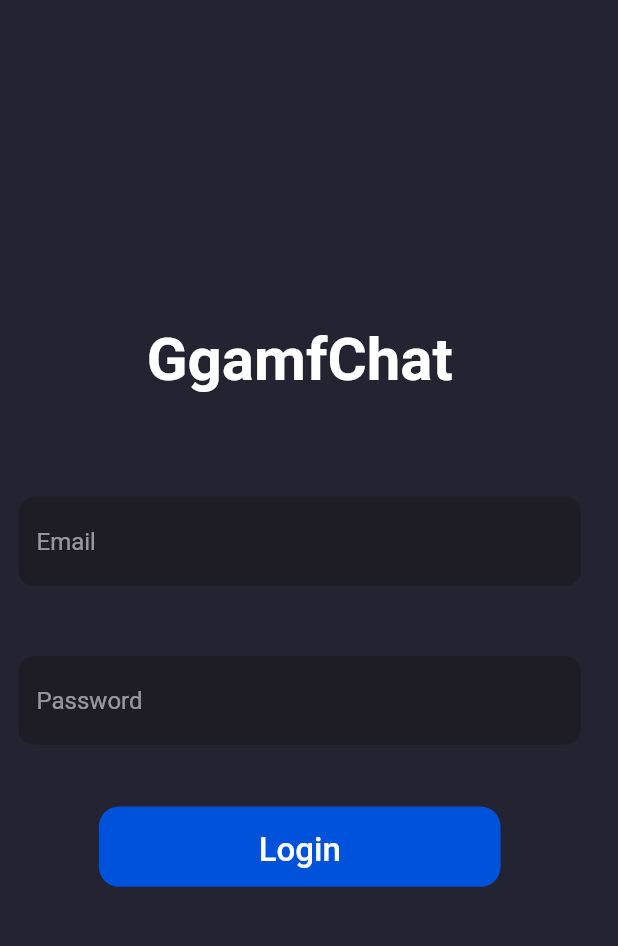
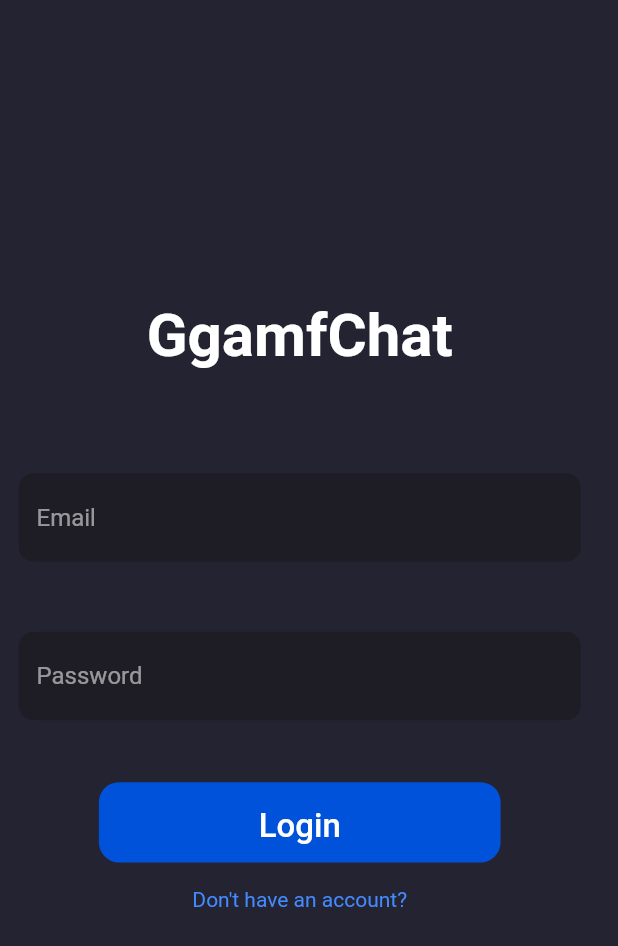
Before and after one commit to BeomyoonHeo/flutter_firestore_chatting_practice, a Flutter app: the screen it shows after launch, on a phone screen of 412 x 824 dp. Shown: the top 946 px of the screen. Run offline on Flutter 3.47's test engine with Material 2 defaults, Android fonts, the phone set to English and light mode, and no system bars; our stand-ins replace cloud_firestore, file_picker, firebase_core, firebase_storage, get_it; accounts and stored records are empty.

Commit message:
어카운트 링크 생성 완료

```diff
--- a/lib/pages/login_page.dart
+++ b/lib/pages/login_page.dart
@@ -40,6 +40,8 @@
             _loginForm(),
             SizedBox(height: _deviceHeight * 0.05),
             _loginButton(),
+            SizedBox(height: _deviceHeight * 0.02),
+            _registerAccountLink(),
           ],
         ),
       ),
@@ -94,4 +96,16 @@
         width: _deviceWidth * 0.65,
         onPressed: () {});
   }
+
+  Widget _registerAccountLink() {
+    return GestureDetector(
+      onTap: () {},
+      child: Container(
+        child: Text(
+          'Don\'t have an account?',
+          style: TextStyle(color: Colors.blueAccent),
+        ),
+      ),
+    );
+  }
 }
```
